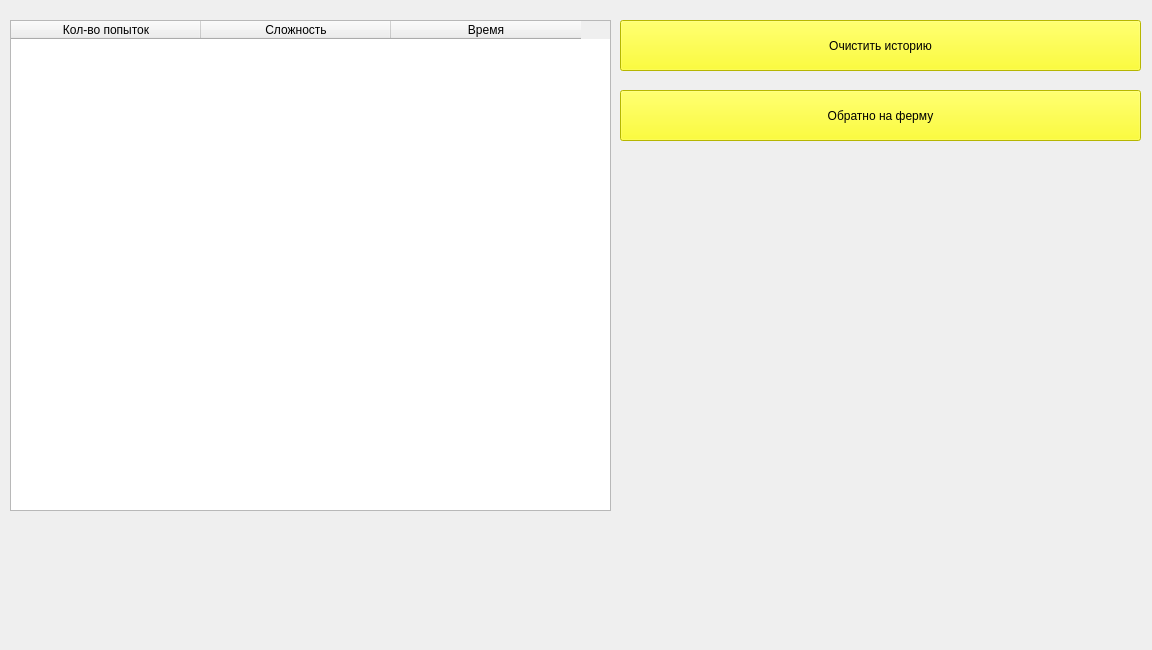
First picture: the form in History.ui, repository AjDx1228/Bulls-and-cows, before the edit.
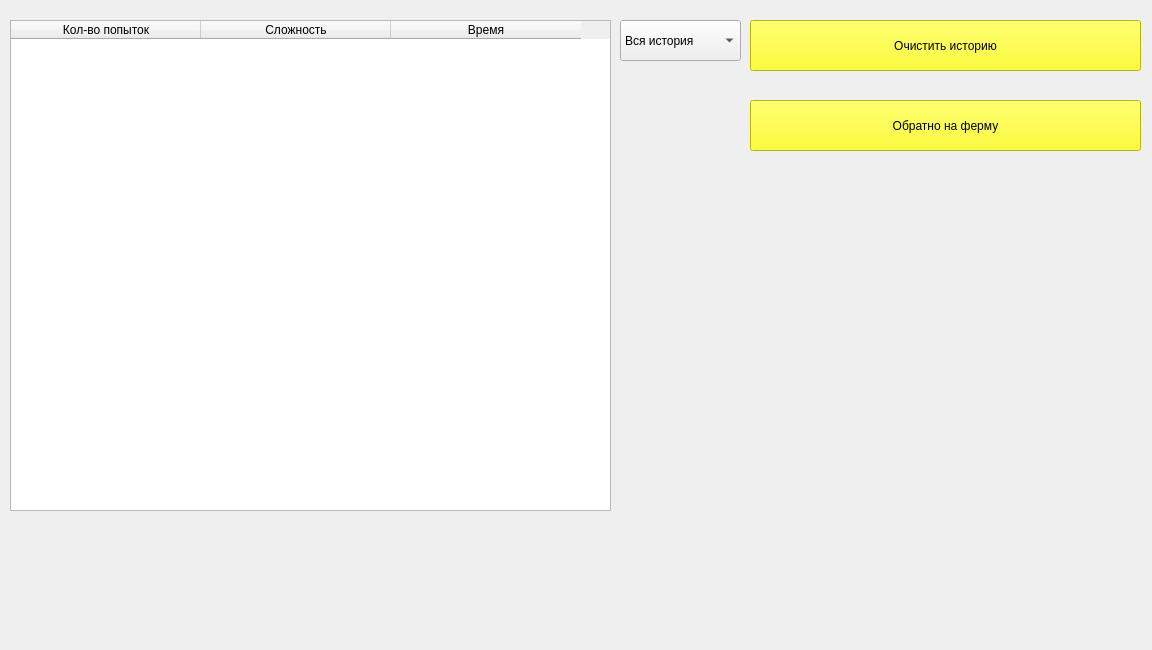
Second picture: the form after the edit.

Commit message: add any button

```diff
--- a/History.ui
+++ b/History.ui
@@ -52,9 +52,9 @@
   <widget class="QPushButton" name="clear_history">
    <property name="geometry">
     <rect>
-     <x>620</x>
+     <x>750</x>
      <y>20</y>
-     <width>521</width>
+     <width>391</width>
      <height>51</height>
     </rect>
    </property>
@@ -69,9 +69,9 @@
   <widget class="QPushButton" name="back_to_farm">
    <property name="geometry">
     <rect>
-     <x>620</x>
-     <y>90</y>
-     <width>521</width>
+     <x>750</x>
+     <y>100</y>
+     <width>391</width>
      <height>51</height>
     </rect>
    </property>
@@ -86,8 +86,8 @@
   <widget class="QLabel" name="background_history">
    <property name="geometry">
     <rect>
-     <x>-10</x>
-     <y>-10</y>
+     <x>-20</x>
+     <y>-30</y>
      <width>1171</width>
      <height>671</height>
     </rect>
@@ -96,6 +96,58 @@
     <string/>
    </property>
   </widget>
+  <widget class="QLabel" name="background_menu">
+   <property name="geometry">
+    <rect>
+     <x>-110</x>
+     <y>-30</y>
+     <width>1261</width>
+     <height>671</height>
+    </rect>
+   </property>
+   <property name="text">
+    <string/>
+   </property>
+  </widget>
+  <widget class="QComboBox" name="difficulty_select">
+   <property name="geometry">
+    <rect>
+     <x>620</x>
+     <y>20</y>
+     <width>121</width>
+     <height>41</height>
+    </rect>
+   </property>
+   <property name="styleSheet">
+    <string notr="true">font: 10pt &quot;Comic Sans MS&quot;;</string>
+   </property>
+   <item>
+    <property name="text">
+     <string>Вся история</string>
+    </property>
+   </item>
+   <item>
+    <property name="text">
+     <string>Легкий</string>
+    </property>
+   </item>
+   <item>
+    <property name="text">
+     <string>Средний</string>
+    </property>
+   </item>
+   <item>
+    <property name="text">
+     <string>Сложный</string>
+    </property>
+   </item>
+   <item>
+    <property name="text">
+     <string>Очень сложный</string>
+    </property>
+   </item>
+  </widget>
+  <zorder>background_menu</zorder>
   <zorder>background_history</zorder>
   <zorder>history_tableWidget</zorder>
   <zorder>clear_history</zorder>
```
Left out of the diff: 1 changed line with no effect on the pictures. The commit also changes 6 other files.
